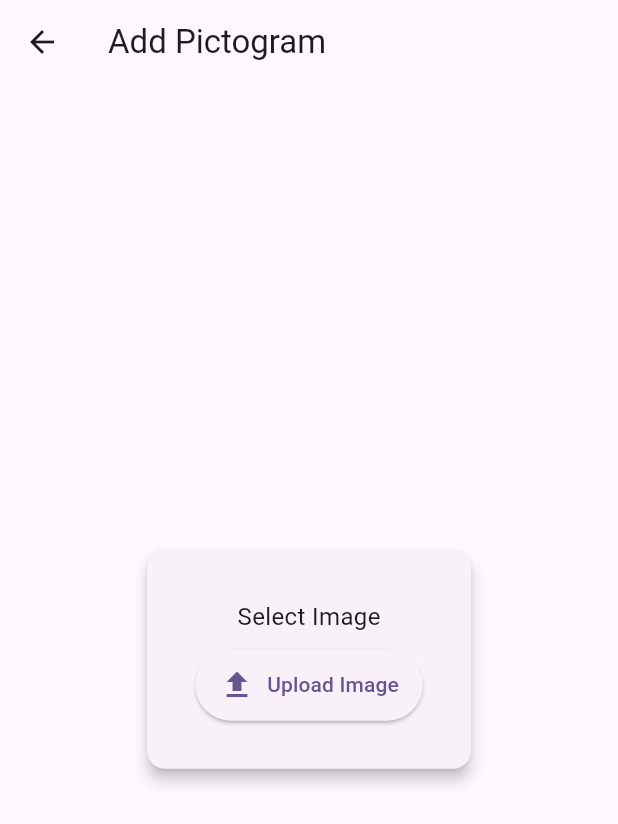
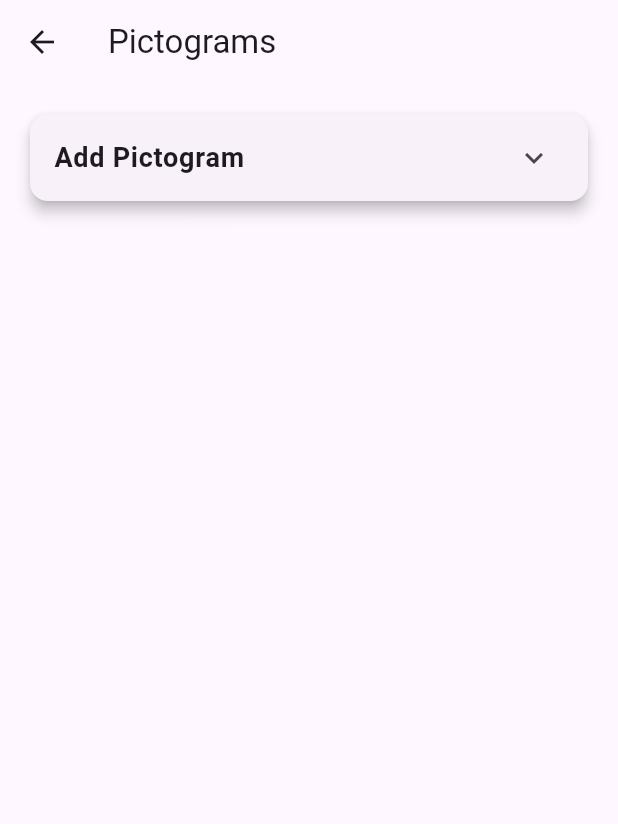
Before and after one commit to rafaelPadua001/comunicacao_alternativa_app, a Flutter app: the AddPictogram screen opened directly, on a phone screen of 412 x 824 dp. Shown: the top 824 px of the screen. Run offline on Flutter 3.47's test engine with Material 3 defaults, Android fonts, the phone set to English and light mode, and no system bars; our stand-ins replace firebase_auth, firebase_core, flutter_tts, hive, hive_flutter, image_picker; accounts and stored records are empty.

Commit message:
Refact
Refact card to add pictograms
add acordion effect on add pictograms card.

```diff
--- a/lib/screens/admin/pictograms/addPictogram.dart
+++ b/lib/screens/admin/pictograms/addPictogram.dart
@@ -33,13 +33,22 @@ class _AddPictogramState extends State<AddPictogram> {
   @override
   Widget build(BuildContext context) {
     return Scaffold(
-      appBar: AppBar(title: Text("Add Pictogram")),
-      body: Center(
-        child: Card(
+      appBar: AppBar(title: Text("Pictograms")),
+      body: Padding(
+        padding: EdgeInsets.all(16),
+        child: Column(
+          children: [
+            Card(
               shape: RoundedRectangleBorder(borderRadius: BorderRadius.circular(12)),
               elevation: 4,
-          child: Padding(
-            padding: EdgeInsets.all(32),
+              child: ExpansionTile(
+                title: Text(
+                  "Add Pictogram",
+                  style: TextStyle(fontSize: 18, fontWeight: FontWeight.bold),
+                ),
+                children: [
+                  Padding(
+                    padding: EdgeInsets.all(16),
                     child: Column(
                       mainAxisSize: MainAxisSize.min,
                       crossAxisAlignment: CrossAxisAlignment.center,
@@ -50,7 +59,9 @@ class _AddPictogramState extends State<AddPictogram> {
                         SizedBox(height: 10),
                         ElevatedButton(
                           onPressed: _pickImage,
-                  style: ElevatedButton.styleFrom(padding: EdgeInsets.symmetric(horizontal: 16, vertical: 12)),
+                          style: ElevatedButton.styleFrom(
+                            padding: EdgeInsets.symmetric(horizontal: 16, vertical: 12),
+                          ),
                           child: Row(
                             mainAxisSize: MainAxisSize.min,
                             children: [
@@ -92,6 +103,10 @@ class _AddPictogramState extends State<AddPictogram> {
                       ],
                     ),
                   ),
+                ],
+              ),
+            ),
+          ],
         ),
       ),
     );
```
Lines whose indentation alone changed are shown as unchanged.
